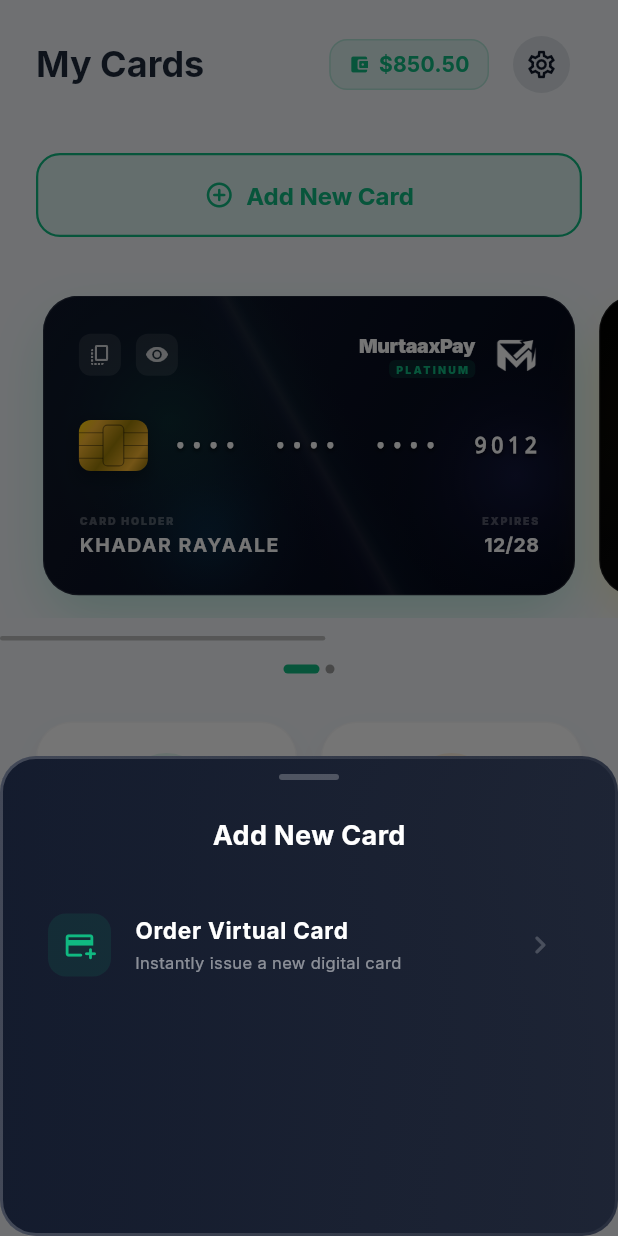
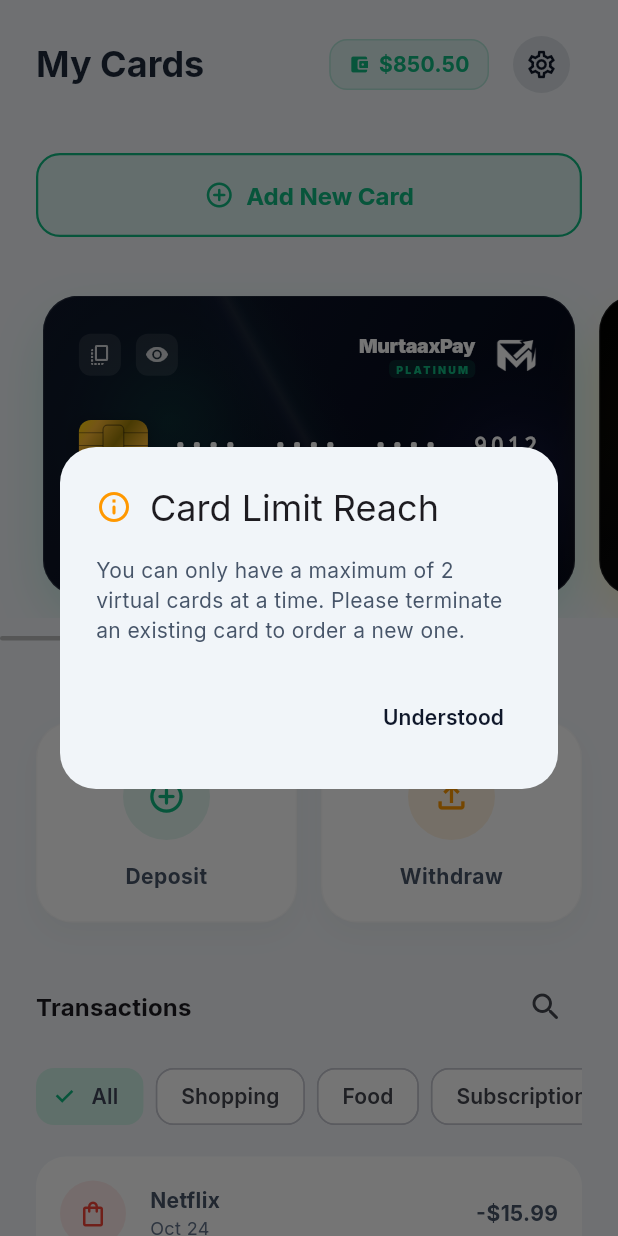
Before and after one commit to khadarcrouch6-gif/murtaapay-app, a Flutter app: the CardsScreen screen opened directly, after a tap on "Add New Card", on a phone screen of 412 x 824 dp. Run offline on Flutter 3.47's test engine with Material 3 defaults, Android fonts, the phone set to English and light mode, and no system bars; drawn by our look-alikes of glassmorphism, smooth_page_indicator; our stand-ins replace animate_do, audioplayers, camera, fl_chart, flutter_contacts, font_awesome_flutter and 11 more; missing offline and left inert: mobile_scanner; accounts and stored records are empty; project files that could hold a hidden picture were left out.

Commit message:
all updates

```diff
--- a/lib/core/app_state.dart
+++ b/lib/core/app_state.dart
@@ -23,6 +23,22 @@
 
   double _balance = 12450.80;
   double get balance => _balance;
+
+  String _userName = "Mohamed Osman";
+  String get userName => _userName;
+
+  String _userEmail = "mohamed.osman@example.com";
+  String get userEmail => _userEmail;
+
+  String _userPhone = "+252 615 123 456";
+  String get userPhone => _userPhone;
+
+  void updateProfile({String? name, String? email, String? phone}) {
+    if (name != null) _userName = name;
+    if (email != null) _userEmail = email;
+    if (phone != null) _userPhone = phone;
+    notifyListeners();
+  }
 
   double _savingsBalance = 0.0;
   double get savingsBalance => _savingsBalance;
@@ -507,6 +523,11 @@
     final List<String>? cardsJson = _prefs.getStringList('virtual_cards');
     if (cardsJson != null) {
       _cards = cardsJson.map((e) => VirtualCard.fromJson(json.decode(e))).toList();
+      // Enforce limit of 2 cards
+      if (_cards.length > 2) {
+        _cards = _cards.sublist(0, 2);
+        _saveCards();
+      }
     } else {
       _cards = [
         VirtualCard(
@@ -573,6 +594,7 @@
   }
 
   void addCard(VirtualCard card) {
+    if (_cards.length >= 2) return;
     _cards.add(card);
     _saveCards();
     notifyListeners();
--- a/lib/features/cards/cards_screen.dart
+++ b/lib/features/cards/cards_screen.dart
@@ -484,7 +484,6 @@
     final theme = Theme.of(context);
     final isDark = theme.brightness == Brightness.dark;
 
-    // Direct access to settings without initial PIN (PIN will be asked for sensitive actions)
     showModalBottomSheet(
       context: context,
       isScrollControlled: true,
@@ -514,7 +513,7 @@
             children: [
               const SizedBox(height: 12),
               Container(width: 40, height: 4, decoration: BoxDecoration(color: isDark ? Colors.white24 : Colors.black12, borderRadius: BorderRadius.circular(10))),
-              const SizedBox(height: 24),
+              const SizedBox(height: 12),
               Padding(
                 padding: const EdgeInsets.symmetric(horizontal: 24),
                 child: Row(
@@ -653,6 +652,7 @@
                         onTap: () => _showTerminateReasons(context, l10n, state),
                         isLast: true,
                       ),
+                      const SizedBox(height: 40),
                     ],
                   ),
                 ),
@@ -1565,6 +1565,37 @@
 
   void _showNewCardDialog(BuildContext context, AppState state) {
     final l10n = AppLocalizations.of(context)!;
+
+    if (state.cards.length >= 2) {
+      showDialog(
+        context: context,
+        builder: (context) => AlertDialog(
+          backgroundColor: Theme.of(context).scaffoldBackgroundColor,
+          shape: RoundedRectangleBorder(borderRadius: BorderRadius.circular(24)),
+          title: Row(
+            children: [
+              const Icon(Icons.info_outline_rounded, color: Colors.orange),
+              const SizedBox(width: 12),
+              Text(state.translate("Card Limit Reach", "Xadka Kaadhka")),
+            ],
+          ),
+          content: Text(
+            state.translate(
+              "You can only have a maximum of 2 virtual cards at a time. Please terminate an existing card to order a new one.",
+              "Waxa aad yeelan kartaa ugu badnaan 2 kaadh oo keliya. Fadlan tirtir mid ka mid ah kuwa hadda kuu furan si aad u dalbato mid cusub."
+            ),
+          ),
+          actions: [
+            TextButton(
+              onPressed: () => Navigator.pop(context),
+              child: Text(state.translate("Understood", "Waan fahmay")),
+            ),
+          ],
+        ),
+      );
+      return;
+    }
+
     showModalBottomSheet(
       context: context,
       backgroundColor: Colors.transparent,
```
Also changed, not shown: lib/features/hagbad/hagbad_screen.dart (+8 -4 lines), lib/features/home/home_screen.dart (+9 -2 lines), lib/features/profile/profile_screen.dart (+22 -17 lines).
